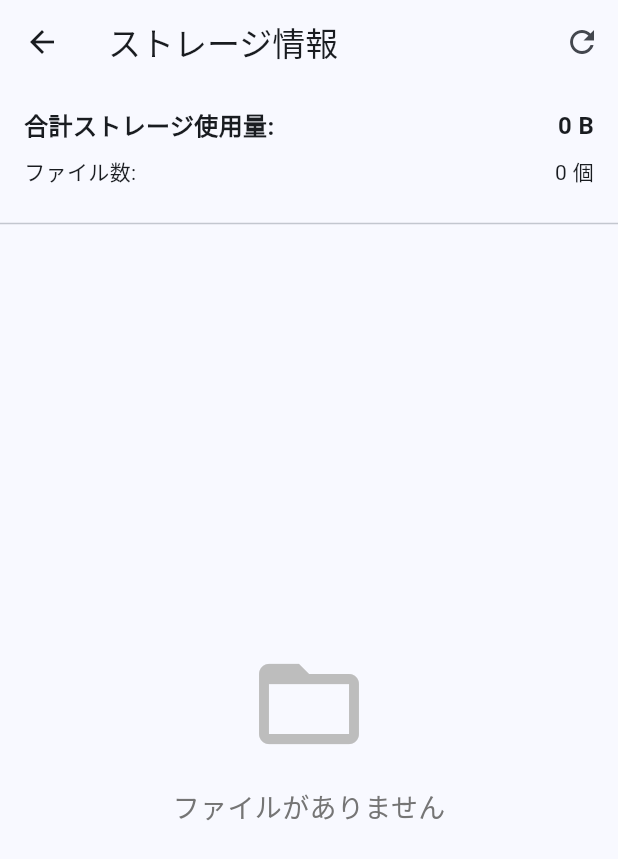
After one commit to ssig33/bookreader, a Flutter app: the StorageInfoScreen screen opened directly, after a tap on the "refresh" icon, on a phone screen of 412 x 824 dp. The commit adds this screen. Shown: the top 859 px of the screen. Run offline on Flutter 3.47's test engine with Material 3 defaults, Android fonts, the phone set to English and light mode, and no system bars; our stand-ins replace cross_file, file_picker; missing offline and left inert: desktop_drop.

Commit message:
アプリ内ファイル管理機能を追加

```diff
--- /dev/null
+++ b/lib/screens/storage_info_screen.dart
@@ -0,0 +1,220 @@
+import 'package:flutter/material.dart';
+import '../services/file_service.dart';
+import 'dart:io';
+
+class StorageInfoScreen extends StatefulWidget {
+  const StorageInfoScreen({Key? key}) : super(key: key);
+
+  @override
+  State<StorageInfoScreen> createState() => _StorageInfoScreenState();
+}
+
+class _StorageInfoScreenState extends State<StorageInfoScreen> {
+  final FileService _fileService = FileService();
+  List<FileSystemEntity> _files = [];
+  String _totalSize = '計算中...';
+  bool _isLoading = true;
+
+  @override
+  void initState() {
+    super.initState();
+    _loadStorageInfo();
+  }
+
+  Future<void> _loadStorageInfo() async {
+    setState(() {
+      _isLoading = true;
+    });
+
+    try {
+      await _fileService.initialize();
+      final files = await _fileService.getAllFiles();
+      final totalSize = await _fileService.getHumanReadableTotalStorageUsed();
+
+      setState(() {
+        _files = files;
+        _totalSize = totalSize;
+        _isLoading = false;
+      });
+    } catch (e) {
+      setState(() {
+        _isLoading = false;
+      });
+
+      if (mounted) {
+        ScaffoldMessenger.of(
+          context,
+        ).showSnackBar(SnackBar(content: Text('エラー: ${e.toString()}')));
+      }
+    }
+  }
+
+  Future<void> _deleteFile(FileSystemEntity file) async {
+    try {
+      await _fileService.deleteFile(file.path);
+      await _loadStorageInfo();
+
+      if (mounted) {
+        ScaffoldMessenger.of(
+          context,
+        ).showSnackBar(const SnackBar(content: Text('ファイルを削除しました')));
+      }
+    } catch (e) {
+      if (mounted) {
+        ScaffoldMessenger.of(
+          context,
+        ).showSnackBar(SnackBar(content: Text('削除エラー: ${e.toString()}')));
+      }
+    }
+  }
+
+  @override
+  Widget build(BuildContext context) {
+    return Scaffold(
+      appBar: AppBar(
+        title: const Text('ストレージ情報'),
+        actions: [
+          IconButton(
+            icon: const Icon(Icons.refresh),
+            onPressed: _loadStorageInfo,
+            tooltip: '更新',
+          ),
+        ],
+      ),
+      body:
+          _isLoading
+              ? const Center(child: CircularProgressIndicator())
+              : Column(
+                children: [
+                  _buildStorageSummary(),
+                  const Divider(),
+                  Expanded(
+                    child:
+                        _files.isEmpty ? _buildEmptyState() : _buildFileList(),
+                  ),
+                ],
+              ),
+    );
+  }
+
+  Widget _buildStorageSummary() {
+    return Padding(
+      padding: const EdgeInsets.all(16.0),
+      child: Column(
+        children: [
+          Row(
+            mainAxisAlignment: MainAxisAlignment.spaceBetween,
+            children: [
+              const Text(
+                '合計ストレージ使用量:',
+                style: TextStyle(fontSize: 16, fontWeight: FontWeight.bold),
+              ),
+              Text(
+                _totalSize,
+                style: const TextStyle(
+                  fontSize: 16,
+                  fontWeight: FontWeight.bold,
+                ),
+              ),
+            ],
+          ),
+          const SizedBox(height: 8),
+          Row(
+            mainAxisAlignment: MainAxisAlignment.spaceBetween,
+            children: [const Text('ファイル数:'), Text('${_files.length} 個')],
+          ),
+        ],
+      ),
+    );
+  }
+
+  Widget _buildEmptyState() {
+    return Center(
+      child: Column(
+        mainAxisAlignment: MainAxisAlignment.center,
+        children: [
+          Icon(Icons.folder_open, size: 80, color: Colors.grey[400]),
+          const SizedBox(height: 16),
+          Text(
+            'ファイルがありません',
+            style: TextStyle(fontSize: 18, color: Colors.grey[600]),
+          ),
+        ],
+      ),
+    );
+  }
+
+  Widget _buildFileList() {
+    return ListView.builder(
+      itemCount: _files.length,
+      itemBuilder: (context, index) {
+        final file = _files[index];
+        final fileName = file.path.split(Platform.pathSeparator).last;
+
+        return FutureBuilder<String>(
+          future: _fileService.getHumanReadableFileSize(file.path),
+          builder: (context, snapshot) {
+            final fileSize = snapshot.hasData ? snapshot.data! : '計算中...';
+
+            return ListTile(
+              leading: _getFileIcon(fileName),
+              title: Text(
+                fileName,
+                maxLines: 1,
+                overflow: TextOverflow.ellipsis,
+              ),
+              subtitle: Text(fileSize),
+              trailing: IconButton(
+                icon: const Icon(Icons.delete),
+                onPressed: () => _confirmDelete(file),
+                tooltip: '削除',
+              ),
+            );
+          },
+        );
+      },
+    );
+  }
+
+  Widget _getFileIcon(String fileName) {
+    final extension = fileName.split('.').last.toLowerCase();
+
+    switch (extension) {
+      case 'pdf':
+        return const Icon(Icons.picture_as_pdf, color: Colors.red);
+      case 'zip':
+      case 'cbz':
+        return const Icon(Icons.archive, color: Colors.amber);
+      default:
+        return const Icon(Icons.insert_drive_file);
+    }
+  }
+
+  void _confirmDelete(FileSystemEntity file) {
+    final fileName = file.path.split(Platform.pathSeparator).last;
+
+    showDialog(
+      context: context,
+      builder:
+          (context) => AlertDialog(
+            title: const Text('削除の確認'),
+            content: Text(
+              '$fileNameを削除してもよろしいですか？\n\n注意: このファイルを参照している本がある場合、その本は開けなくなります。',
+            ),
+            actions: [
+              TextButton(
+                onPressed: () => Navigator.pop(context),
+                child: const Text('キャンセル'),
+              ),
+              TextButton(
+                onPressed: () {
+                  Navigator.pop(context);
+                  _deleteFile(file);
+                },
+                child: const Text('削除'),
+              ),
+            ],
+          ),
+    );
+  }
+}
--- /dev/null
+++ b/lib/services/file_service.dart
@@ -0,0 +1,162 @@
+import 'dart:io';
+import 'package:path/path.dart' as path;
+import 'package:path_provider/path_provider.dart';
+import 'package:uuid/uuid.dart';
+
+class FileService {
+  static final FileService _instance = FileService._internal();
+  final Uuid _uuid = Uuid();
+  late Directory _appFilesDir;
+  bool _initialized = false;
+
+  // シングルトンパターン
+  factory FileService() {
+    return _instance;
+  }
+
+  FileService._internal();
+
+  /// サービスを初期化し、アプリのファイル保存ディレクトリを作成
+  Future<void> initialize() async {
+    if (_initialized) return;
+
+    try {
+      final appDir = await getApplicationDocumentsDirectory();
+      _appFilesDir = Directory(path.join(appDir.path, 'bookreader_files'));
+
+      if (!await _appFilesDir.exists()) {
+        await _appFilesDir.create(recursive: true);
+      }
+
+      _initialized = true;
+    } catch (e) {
+      throw Exception('Failed to initialize FileService: $e');
+    }
+  }
+
+  /// ファイルをアプリの管理領域にコピー
+  Future<String> copyFileToAppStorage(String sourcePath) async {
+    if (!_initialized) await initialize();
+
+    final sourceFile = File(sourcePath);
+    if (!await sourceFile.exists()) {
+      throw Exception('Source file does not exist: $sourcePath');
+    }
+
+    // ファイル名とUUIDを組み合わせて一意のファイル名を作成
+    final extension = path.extension(sourcePath);
+    final fileName = path.basenameWithoutExtension(sourcePath);
+    final uniqueId = _uuid.v4().substring(0, 8);
+    final newFileName = '${fileName}_$uniqueId$extension';
+
+    final destinationPath = path.join(_appFilesDir.path, newFileName);
+    final destinationFile = File(destinationPath);
+
+    try {
+      await sourceFile.copy(destinationPath);
+      return destinationPath;
+    } catch (e) {
+      throw Exception('Failed to copy file: $e');
+    }
+  }
+
+  /// ファイルを削除
+  Future<void> deleteFile(String filePath) async {
+    if (!_initialized) await initialize();
+
+    final file = File(filePath);
+    if (await file.exists()) {
+      try {
+        await file.delete();
+      } catch (e) {
+        throw Exception('Failed to delete file: $e');
+      }
+    }
+  }
+
+  /// ファイルが存在するか確認
+  Future<bool> fileExists(String filePath) async {
+    if (!_initialized) await initialize();
+
+    final file = File(filePath);
+    return await file.exists();
+  }
+
+  /// アプリの管理領域のパスを取得
+  Future<String> getAppStoragePath() async {
+    if (!_initialized) await initialize();
+    return _appFilesDir.path;
+  }
+
+  /// ファイルサイズを取得（バイト単位）
+  Future<int> getFileSize(String filePath) async {
+    if (!_initialized) await initialize();
+
+    final file = File(filePath);
+    if (!await file.exists()) {
+      throw Exception('File does not exist: $filePath');
+    }
+
+    return await file.length();
+  }
+
+  /// 人間が読みやすいファイルサイズ形式を取得（KB, MB, GB）
+  Future<String> getHumanReadableFileSize(String filePath) async {
+    final bytes = await getFileSize(filePath);
+
+    if (bytes < 1024) {
+      return '$bytes B';
+    } else if (bytes < 1024 * 1024) {
+      final kb = (bytes / 1024).toStringAsFixed(1);
+      return '$kb KB';
+    } else if (bytes < 1024 * 1024 * 1024) {
+      final mb = (bytes / (1024 * 1024)).toStringAsFixed(1);
+      return '$mb MB';
+    } else {
+      final gb = (bytes / (1024 * 1024 * 1024)).toStringAsFixed(1);
+      return '$gb GB';
+    }
+  }
+
+  /// アプリの管理領域内のすべてのファイルを取得
+  Future<List<FileSystemEntity>> getAllFiles() async {
+    if (!_initialized) await initialize();
+
+    final files = await _appFilesDir.list().toList();
+    return files.where((entity) => entity is File).toList();
+  }
+
+  /// アプリの管理領域内のファイルの合計サイズを取得
+  Future<int> getTotalStorageUsed() async {
+    if (!_initialized) await initialize();
+
+    final files = await getAllFiles();
+    int totalSize = 0;
+
+    for (var entity in files) {
+      if (entity is File) {
+        totalSize += await entity.length();
+      }
+    }
+
+    return totalSize;
+  }
+
+  /// 人間が読みやすい合計ストレージ使用量を取得
+  Future<String> getHumanReadableTotalStorageUsed() async {
+    final bytes = await getTotalStorageUsed();
+
+    if (bytes < 1024) {
+      return '$bytes B';
+    } else if (bytes < 1024 * 1024) {
+      final kb = (bytes / 1024).toStringAsFixed(1);
+      return '$kb KB';
+    } else if (bytes < 1024 * 1024 * 1024) {
+      final mb = (bytes / (1024 * 1024)).toStringAsFixed(1);
+      return '$mb MB';
+    } else {
+      final gb = (bytes / (1024 * 1024 * 1024)).toStringAsFixed(1);
+      return '$gb GB';
+    }
+  }
+}
--- a/pubspec.yaml
+++ b/pubspec.yaml
@@ -44,6 +44,7 @@ dependencies:
   uuid: ^4.3.3
   shared_preferences: ^2.2.2
   cross_file: ^0.3.4+2
+  path_provider: ^2.1.2
 
 dev_dependencies:
   flutter_test:
```
Also changed, not shown: lib/main.dart (+7 -1 lines), lib/screens/home_screen.dart (+43 -7 lines), lib/services/book_service.dart (+35 -3 lines), pubspec.lock, 1 other file.
